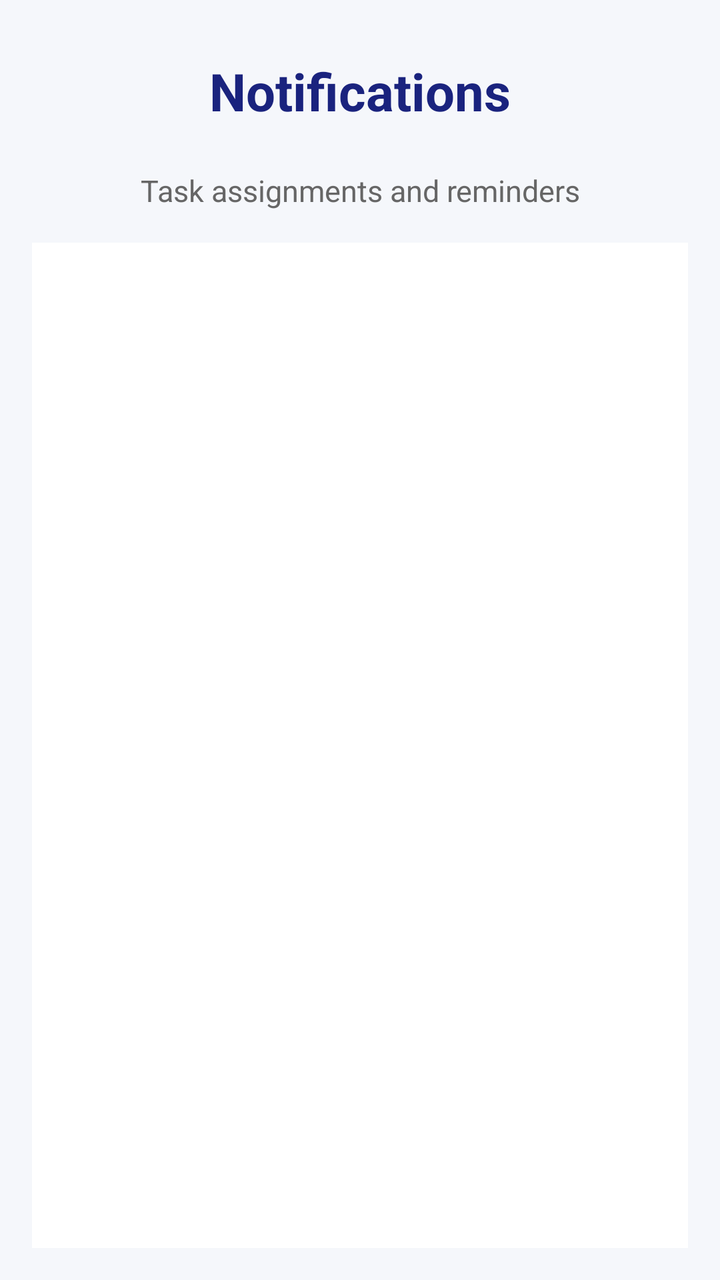
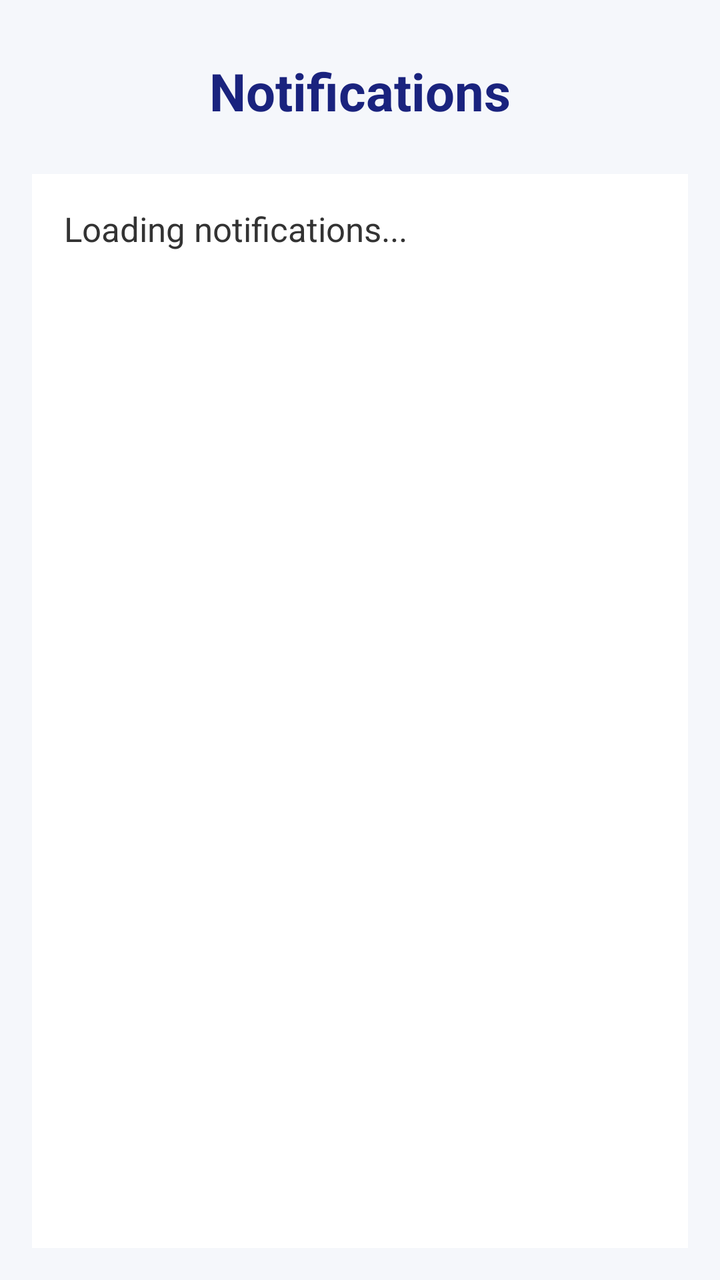

Screens rendered from an Android XML layout before and after an edit, with the pre-edit source and the edit as a unified diff.
<!-- AndroidManifest.xml: application theme Theme.DeptFlow -->
<!-- res/layout/activity_notifications.xml -->
<?xml version="1.0" encoding="utf-8"?>
<LinearLayout xmlns:android="http://schemas.android.com/apk/res/android"
    android:layout_width="match_parent"
    android:layout_height="match_parent"
    android:orientation="vertical"
    android:padding="16dp"
    android:background="#F5F7FB">

    <TextView
        android:layout_width="match_parent"
        android:layout_height="wrap_content"
        android:text="Notifications"
        android:textSize="26sp"
        android:textStyle="bold"
        android:textColor="#1A237E"
        android:gravity="center"
        android:padding="12dp"
        android:layout_marginBottom="10dp" />

    <TextView
        android:layout_width="match_parent"
        android:layout_height="wrap_content"
        android:text="Task assignments and reminders"
        android:textSize="15sp"
        android:textColor="#666666"
        android:gravity="center"
        android:layout_marginBottom="16dp" />

    <TextView
        android:id="@+id/tvNoNotifications"
        android:layout_width="match_parent"
        android:layout_height="wrap_content"
        android:text="No notifications"
        android:textSize="17sp"
        android:textColor="#777777"
        android:gravity="center"
        android:padding="30dp"
        android:visibility="gone" />

    <ListView
        android:id="@+id/listNotifications"
        android:layout_width="match_parent"
        android:layout_height="0dp"
        android:layout_weight="1"
        android:background="#FFFFFF"
        android:divider="#DDDDDD"
        android:dividerHeight="1dp" />

</LinearLayout>
<!-- resources referenced by this layout -->
<resources>
  <style name="Theme.DeptFlow" parent="Theme.MaterialComponents.DayNight.NoActionBar">
          
          <item name="colorPrimary">@color/primary</item>
          <item name="colorPrimaryVariant">@color/primary_dark</item>
          <item name="colorOnPrimary">@color/text_on_primary</item>
          
          <item name="colorSecondary">@color/accent</item>
          <item name="colorSecondaryVariant">@color/accent_light</item>
          <item name="colorOnSecondary">@color/text_on_primary</item>
          
          <item name="android:statusBarColor">@color/primary_dark</item>
          <item name="android:windowLightStatusBar" tools:targetApi="m">false</item>
          <item name="android:windowBackground">@color/background</item>
      </style>
  <color name="primary">#1E3A8A</color>
  <color name="primary_dark">#172554</color>
  <color name="text_on_primary">#FFFFFF</color>
  <color name="accent">#0D9488</color>
  <color name="accent_light">#14B8A6</color>
  <color name="background">#F8FAFC</color>
</resources>

<!-- the commit's change to res/layout/activity_notifications.xml (unified diff, before → after) -->
@@ -1,10 +1,11 @@
 <?xml version="1.0" encoding="utf-8"?>
-<LinearLayout xmlns:android="http://schemas.android.com/apk/res/android"
+<LinearLayout
+    xmlns:android="http://schemas.android.com/apk/res/android"
     android:layout_width="match_parent"
     android:layout_height="match_parent"
     android:orientation="vertical"
-    android:padding="16dp"
-    android:background="#F5F7FB">
+    android:background="#F5F7FB"
+    android:padding="16dp">
 
     <TextView
         android:layout_width="match_parent"
@@ -15,35 +16,24 @@
         android:textColor="#1A237E"
         android:gravity="center"
         android:padding="12dp"
-        android:layout_marginBottom="10dp" />
+        android:layout_marginBottom="12dp" />
 
-    <TextView
-        android:layout_width="match_parent"
-        android:layout_height="wrap_content"
-        android:text="Task assignments and reminders"
-        android:textSize="15sp"
-        android:textColor="#666666"
-        android:gravity="center"
-        android:layout_marginBottom="16dp" />
-
-    <TextView
-        android:id="@+id/tvNoNotifications"
-        android:layout_width="match_parent"
-        android:layout_height="wrap_content"
-        android:text="No notifications"
-        android:textSize="17sp"
-        android:textColor="#777777"
-        android:gravity="center"
-        android:padding="30dp"
-        android:visibility="gone" />
-
-    <ListView
-        android:id="@+id/listNotifications"
+    <ScrollView
         android:layout_width="match_parent"
         android:layout_height="0dp"
         android:layout_weight="1"
         android:background="#FFFFFF"
-        android:divider="#DDDDDD"
-        android:dividerHeight="1dp" />
+        android:padding="16dp">
+
+        <TextView
+            android:id="@+id/tvNotifications"
+            android:layout_width="match_parent"
+            android:layout_height="wrap_content"
+            android:text="Loading notifications..."
+            android:textSize="17sp"
+            android:textColor="#333333"
+            android:lineSpacingExtra="5dp" />
+
+    </ScrollView>
 
 </LinearLayout>
